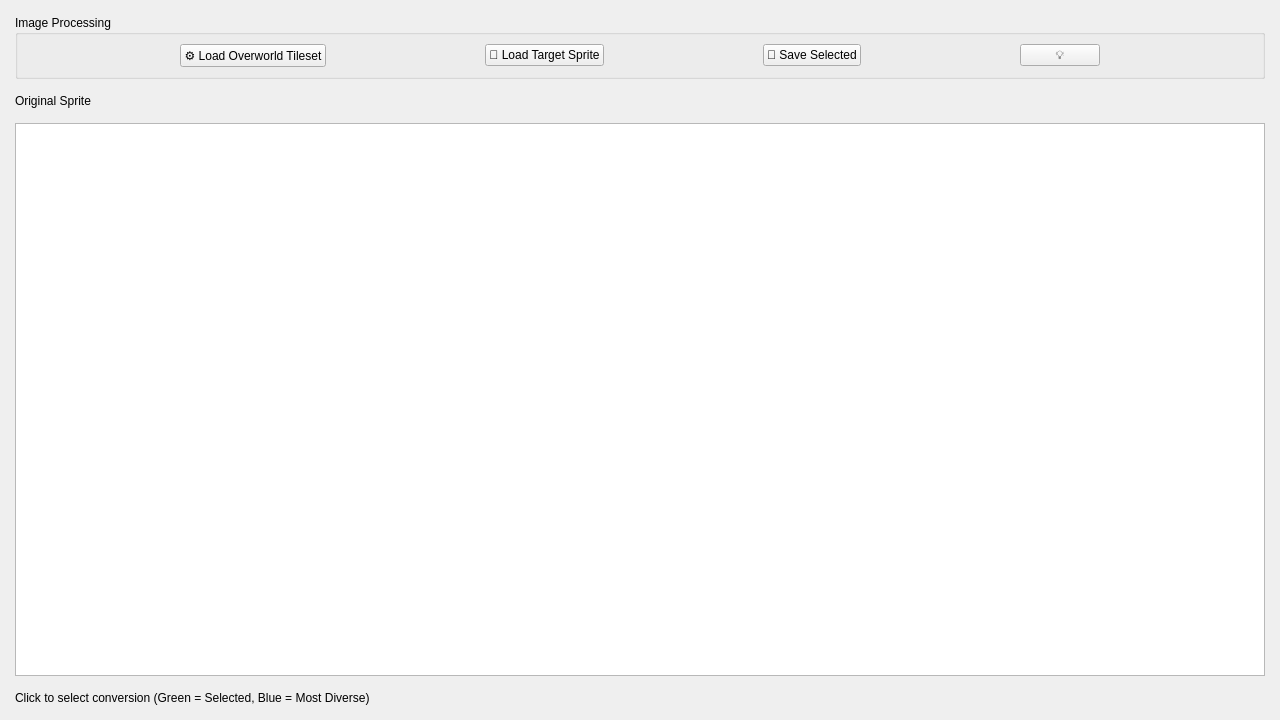
The window that gui/porypalette.ui (Loxed/porypal) describes before a commit, drawn with Qt 5.
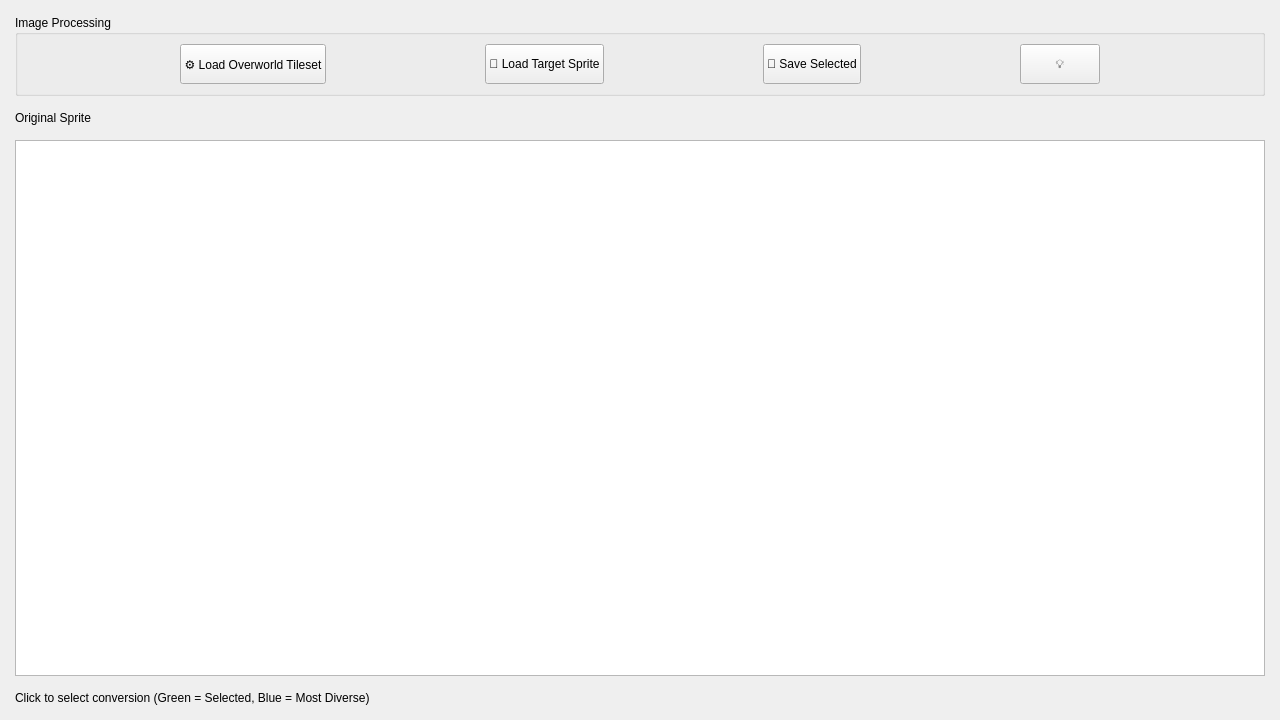
The same window after the commit.

Commit message: feat: made ui with qt designer

Patch:
```diff
--- a/gui/porypalette.ui
+++ b/gui/porypalette.ui
@@ -2,6 +2,20 @@
 <ui version="4.0">
  <class>MainWindow</class>
  <widget class="QWidget" name="MainWindow">
+		<property name="geometry">
+			<rect>
+				<x>0</x>
+				<y>0</y>
+				<width>1280</width>
+				<height>720</height>
+			</rect>
+		</property>
+		<property name="minimumSize">
+			<size>
+				<width>1280</width>
+				<height>720</height>
+			</size>
+		</property>
   <property name="windowTitle">
    <string>Porypalette</string>
   </property>
@@ -43,8 +57,11 @@
             <verstretch>0</verstretch>
            </sizepolicy>
           </property>
-          <property name="minimumHeight">
-           <number>40</number>
+										<property name="minimumSize">
+											<size>
+												<width>136</width>
+												<height>40</height>
+											</size>
           </property>
           <property name="text">
            <string>⚙️ Load Overworld Tileset</string>
@@ -59,8 +76,11 @@
             <verstretch>0</verstretch>
            </sizepolicy>
           </property>
-          <property name="minimumHeight">
-           <number>40</number>
+										<property name="minimumSize">
+											<size>
+												<width>115</width>
+												<height>40</height>
+											</size>
           </property>
           <property name="text">
            <string>🎨 Load Target Sprite</string>
@@ -75,8 +95,11 @@
             <verstretch>0</verstretch>
            </sizepolicy>
           </property>
-          <property name="minimumHeight">
-           <number>40</number>
+										<property name="minimumSize">
+											<size>
+												<width>94</width>
+												<height>40</height>
+											</size>
           </property>
           <property name="text">
            <string>💾 Save Selected</string>
@@ -91,8 +114,11 @@
             <verstretch>0</verstretch>
            </sizepolicy>
           </property>
-          <property name="minimumHeight">
-           <number>40</number>
+										<property name="minimumSize">
+											<size>
+												<width>75</width>
+												<height>40</height>
+											</size>
           </property>
           <property name="text">
            <string>💡</string>
@@ -105,8 +131,8 @@
     </layout>
    </item>
    <item>
-    <layout class="QVBoxLayout" name="content_layout">
-     <item stretch="30">
+				<layout class="QVBoxLayout" name="content_layout" stretch="0,0">
+					<item>
       <layout class="QVBoxLayout" name="original_box">
        <item>
         <widget class="QLabel" name="label_original">
```
Left out of the diff: 11 changed lines with no effect on the pictures. Lines whose indentation alone changed are shown as unchanged.
